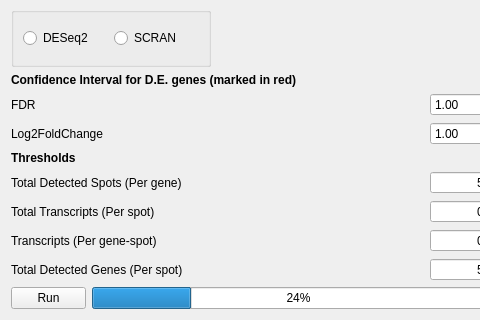
The window that src/analysis/analysisDEA.ui (jfnavarro/st_viewer) describes before a commit, drawn with Qt 5; both pictures show x 0 to 480 and y 474 to 794 of the 1034 by 794 pixel window.
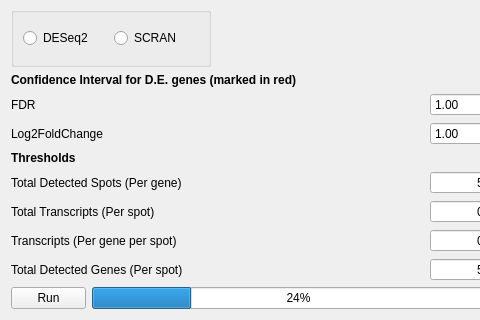
The same window after the commit. Custom widgets are drawn as their Qt base class.

```diff
--- a/src/analysis/analysisDEA.ui
+++ b/src/analysis/analysisDEA.ui
@@ -331,7 +331,7 @@
        <item>
         <widget class="QLabel" name="label_10">
          <property name="text">
-          <string>Transcripts (Per gene-spot)</string>
+          <string>Transcripts (Per gene per spot)</string>
          </property>
         </widget>
        </item>
```
